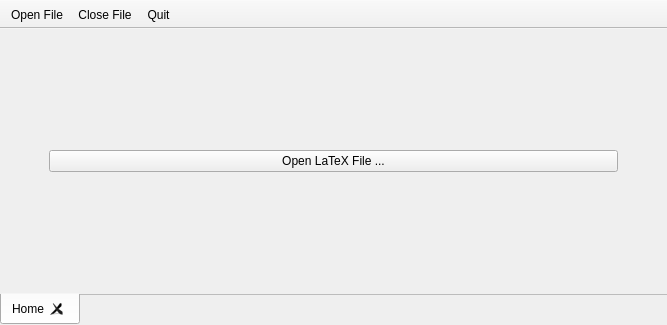
Old version of the form guicompiler/mainwidget.ui in the repository phfaist/ethuebung.
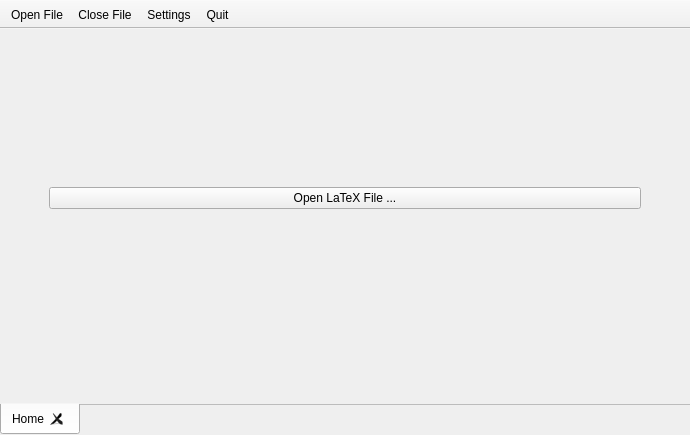
New version of the form. Icons and pictures are not drawn.

Commit message: guicompiler improvements: latex modes, file naming conventions, settings, and restore open documents

```diff
--- a/guicompiler/mainwidget.ui
+++ b/guicompiler/mainwidget.ui
@@ -6,8 +6,8 @@
    <rect>
     <x>0</x>
     <y>0</y>
-    <width>667</width>
-    <height>325</height>
+    <width>690</width>
+    <height>435</height>
    </rect>
   </property>
   <property name="windowTitle">
@@ -167,6 +167,7 @@
    </attribute>
    <addaction name="aOpenFile"/>
    <addaction name="aCloseFile"/>
+   <addaction name="aSettingsDialog"/>
    <addaction name="aQuit"/>
   </widget>
   <action name="aOpenFile">
@@ -211,6 +212,15 @@
     <string>Ctrl+W</string>
    </property>
   </action>
+  <action name="aSettingsDialog">
+   <property name="icon">
+    <iconset resource="guicompiler.qrc">
+     <normaloff>:/pic/settings.png</normaloff>:/pic/settings.png</iconset>
+   </property>
+   <property name="text">
+    <string>Settings ...</string>
+   </property>
+  </action>
  </widget>
  <resources>
   <include location="guicompiler.qrc"/>
```
The commit also changes 15 other files.
